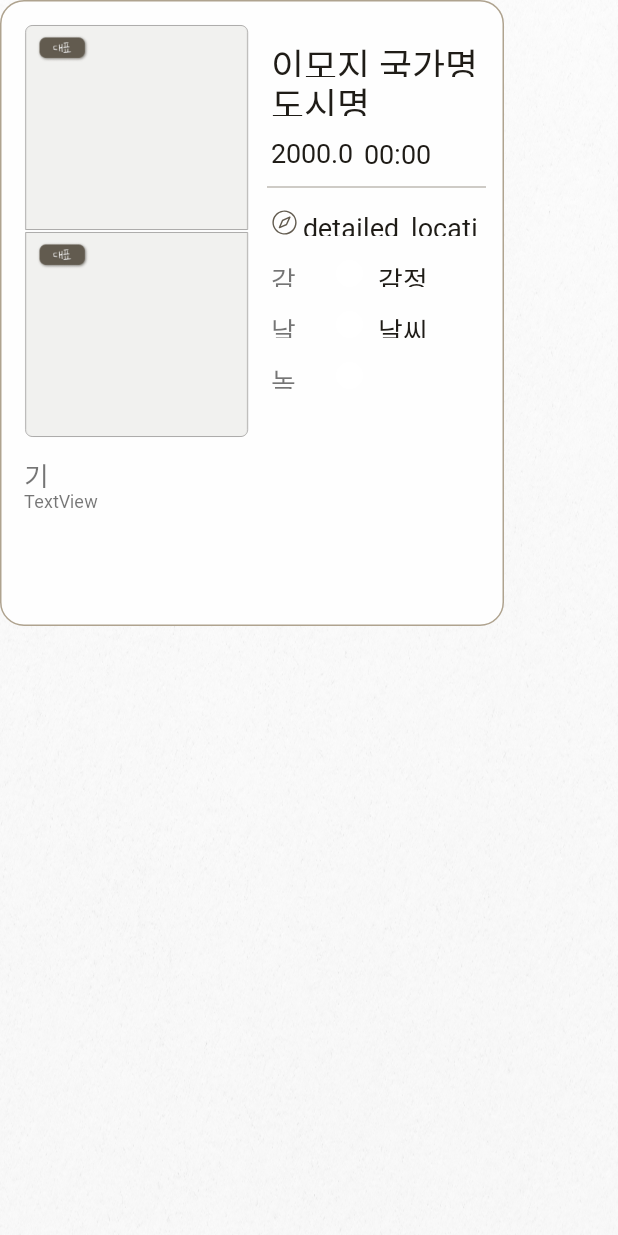
After one commit to TeamZim/Zim_android, an Android app built with Jetpack Compose: the layout diary_item.xml on its own in the app's theme, with its tools: preview values and no code run, on a phone screen of 412 x 824 dp. The commit adds this screen. Run offline under Robolectric (Android 15) with nearby library versions, the phone set to English and light mode, and no system bars.

Commit message:
48 revert하면서 삭제된 파일들 복구

```diff
--- /dev/null
+++ b/app/src/main/java/com/example/zim_android/Adapter/DiaryAdapter.kt
@@ -0,0 +1,25 @@
+package com.example.zim_android.Adapter
+
+import android.view.LayoutInflater
+import android.view.ViewGroup
+import androidx.recyclerview.widget.RecyclerView
+import com.example.zim_android.data.model.DiaryResponse
+import com.example.zim_android.databinding.DiaryItemBinding
+
+class DiaryAdapter(private val itemList: List<DiaryResponse>) :
+    RecyclerView.Adapter<DiaryAdapter.DiaryViewHolder>() {
+
+    inner class DiaryViewHolder(val binding: DiaryItemBinding) :
+        RecyclerView.ViewHolder(binding.root)
+
+    override fun onCreateViewHolder(parent: ViewGroup, viewType: Int): DiaryViewHolder {
+        val binding = DiaryItemBinding.inflate(LayoutInflater.from(parent.context), parent, false)
+        return DiaryViewHolder(binding)
+    }
+
+    override fun onBindViewHolder(holder: DiaryViewHolder, position: Int) {
+        // 지금은 아무 데이터 안 넣어도 됨
+    }
+
+    override fun getItemCount(): Int = itemList.size
+}
--- /dev/null
+++ b/app/src/main/java/com/example/zim_android/fragment/DiaryFragment.kt
@@ -0,0 +1,80 @@
+package com.example.zim_android.fragment
+
+import android.os.Bundle
+import android.view.LayoutInflater
+import android.view.View
+import android.view.ViewGroup
+import androidx.fragment.app.Fragment
+import androidx.recyclerview.widget.GridLayoutManager
+import com.example.zim_android.Adapter.DiaryAdapter
+import com.example.zim_android.R
+import com.example.zim_android.data.model.DiaryImageResponse
+import com.example.zim_android.data.model.DiaryResponse
+import com.example.zim_android.databinding.DiaryPageBinding
+
+class DiaryFragment: Fragment(R.layout.diary_page) {
+    private var _binding: DiaryPageBinding? = null
+    private val binding get() = _binding!!
+
+    override fun onCreateView(
+        inflater: LayoutInflater,
+        container: ViewGroup?,
+        savedInstanceState: Bundle?
+    ): View {
+        _binding = DiaryPageBinding.inflate(inflater, container, false)
+        return binding.root
+    }
+
+    override fun onViewCreated(view: View, savedInstanceState: Bundle?) {
+        super.onViewCreated(view, savedInstanceState)
+
+        // 나중에 api 연결 필요한 부분들
+        binding.backBtnHeader.tvTitle.text = "여행명"
+        binding.backBtnHeader.backBtn.setOnClickListener {
+            // 뒤로 가기 작업.
+        }
+
+        // 인터페이스 작동만 볼거라 더미 리스트 생성해둠.
+        val dummyList = List(10) { DiaryResponse(
+            diaryId = 1,
+            userId = 1,
+            tripId = 1,
+            countryCode = "",
+            city = "",
+            dateTime = "",
+            content = "",
+            detailedLocation = "",
+            audioUrl = "",
+            emotionId = 1,
+            weatherId = 1,
+            images = listOf(
+                DiaryImageResponse(
+                    id = 1,
+                    imageUrl = "https://bucket.s3.amazonaws.com/image1.jpg",
+                    cameraType = "FRONT",
+                    isRepresentative = true,
+                    imageOrder = 1
+                ),
+                DiaryImageResponse(
+                    id = 2,
+                    imageUrl = "https://bucket.s3.amazonaws.com/image2.jpg",
+                    cameraType = "BACK",
+                    isRepresentative = false,
+                    imageOrder = 2
+                )
+            )
+        ) }
+
+        val diaryItemAdapter = DiaryAdapter(dummyList)
+        binding.recyclerView.layoutManager = GridLayoutManager(context, 1)
+        binding.recyclerView.adapter = diaryItemAdapter
+
+        // binding.recyclerView.addItemDecoration(VerticalItemSpacing(16))
+
+    }
+
+    override fun onDestroyView() {
+        super.onDestroyView()
+        _binding = null
+    }
+}
--- /dev/null
+++ b/app/src/main/res/drawable/detailed_location_icon.xml
@@ -0,0 +1,9 @@
+<vector xmlns:android="http://schemas.android.com/apk/res/android"
+    android:width="16dp"
+    android:height="16dp"
+    android:viewportWidth="16"
+    android:viewportHeight="16">
+    <path
+        android:pathData="M8.007,0.828C6.589,0.828 5.202,1.249 4.023,2.037C2.843,2.825 1.924,3.945 1.381,5.255C0.838,6.566 0.696,8.008 0.973,9.399C1.25,10.79 1.933,12.068 2.936,13.071C3.939,14.074 5.217,14.757 6.608,15.034C7.999,15.311 9.441,15.169 10.752,14.626C12.062,14.083 13.182,13.164 13.97,11.984C14.758,10.805 15.179,9.418 15.179,8C15.175,6.099 14.418,4.277 13.074,2.933C11.73,1.589 9.908,0.832 8.007,0.828V0.828ZM8.007,14.328C6.755,14.328 5.532,13.957 4.491,13.262C3.451,12.566 2.64,11.578 2.161,10.422C1.682,9.265 1.556,7.993 1.801,6.765C2.045,5.538 2.647,4.41 3.532,3.525C4.417,2.64 5.545,2.038 6.773,1.793C8,1.549 9.272,1.675 10.429,2.154C11.585,2.633 12.573,3.444 13.269,4.484C13.964,5.525 14.335,6.748 14.335,8C14.333,9.678 13.666,11.286 12.48,12.473C11.293,13.659 9.685,14.326 8.007,14.328ZM11.002,4.442L6.643,6.425C6.545,6.467 6.467,6.545 6.425,6.643L4.639,10.819C4.605,10.896 4.595,10.982 4.61,11.064C4.625,11.147 4.665,11.223 4.723,11.284C4.805,11.36 4.914,11.403 5.026,11.403C5.082,11.406 5.138,11.394 5.188,11.368L9.364,9.582C9.462,9.54 9.54,9.462 9.582,9.364L11.558,4.998C11.592,4.92 11.601,4.834 11.586,4.75C11.57,4.667 11.53,4.59 11.47,4.53C11.41,4.471 11.333,4.43 11.25,4.414C11.166,4.399 11.08,4.408 11.002,4.442V4.442ZM8.886,8.872L5.827,10.18L7.135,7.121L10.327,5.673L8.886,8.872Z"
+        android:fillColor="#625B4F"/>
+</vector>
--- /dev/null
+++ b/app/src/main/res/drawable/diary_item_frame.xml
@@ -0,0 +1,11 @@
+<vector xmlns:android="http://schemas.android.com/apk/res/android"
+    android:width="336dp"
+    android:height="422dp"
+    android:viewportWidth="336"
+    android:viewportHeight="422">
+    <path
+        android:strokeWidth="1"
+        android:pathData="M16,0.5L320,0.5A15.5,15.5 0,0 1,335.5 16L335.5,406A15.5,15.5 0,0 1,320 421.5L16,421.5A15.5,15.5 0,0 1,0.5 406L0.5,16A15.5,15.5 0,0 1,16 0.5z"
+        android:fillColor="#FEFEFE"
+        android:strokeColor="#AFA38F"/>
+</vector>
--- /dev/null
+++ b/app/src/main/res/drawable/photo_image_1.xml
@@ -0,0 +1,11 @@
+<vector xmlns:android="http://schemas.android.com/apk/res/android"
+    android:width="152dp"
+    android:height="140dp"
+    android:viewportWidth="152"
+    android:viewportHeight="140">
+    <path
+        android:pathData="M151.11,5.55C151.11,3.04 149.07,1 146.56,1H5.55C3.04,1 1,3.04 1,5.55V139H151.11V5.55Z"
+        android:strokeWidth="0.331849"
+        android:fillColor="#F1F1EF"
+        android:strokeColor="#5D5C59"/>
+</vector>
--- /dev/null
+++ b/app/src/main/res/drawable/photo_image_2.xml
@@ -0,0 +1,11 @@
+<vector xmlns:android="http://schemas.android.com/apk/res/android"
+    android:width="152dp"
+    android:height="140dp"
+    android:viewportWidth="152"
+    android:viewportHeight="140">
+    <path
+        android:pathData="M1,1H151.11V134.45C151.11,136.96 149.07,139 146.56,139H5.55C3.04,139 1,136.96 1,134.45V1Z"
+        android:strokeWidth="0.331849"
+        android:fillColor="#F1F1EF"
+        android:strokeColor="#5D5C59"/>
+</vector>
--- /dev/null
+++ b/app/src/main/res/layout/diary_item.xml
@@ -0,0 +1,302 @@
+<?xml version="1.0" encoding="utf-8"?>
+
+<LinearLayout
+    xmlns:android="http://schemas.android.com/apk/res/android"
+    xmlns:app="http://schemas.android.com/apk/res-auto"
+    xmlns:tools="http://schemas.android.com/tools"
+    android:layout_width="match_parent"
+    android:layout_height="wrap_content">
+
+    <androidx.constraintlayout.widget.ConstraintLayout
+        android:id="@+id/diary_frame"
+        android:layout_width="336dp"
+        android:layout_height="wrap_content"
+        android:layout_marginBottom="20dp"
+        android:background="@drawable/diary_item_frame"
+        app:layout_constraintBottom_toBottomOf="parent"
+        app:layout_constraintEnd_toEndOf="parent"
+        app:layout_constraintStart_toStartOf="parent"
+        app:layout_constraintTop_toTopOf="parent"
+        >
+
+        <ImageView
+            android:id="@+id/photo_1"
+            android:layout_width="150dp"
+            android:layout_height="138dp"
+            android:layout_marginStart="16dp"
+            android:layout_marginTop="16dp"
+            app:layout_constraintStart_toStartOf="@+id/diary_frame"
+            app:layout_constraintTop_toTopOf="@+id/diary_frame"
+            app:srcCompat="@drawable/photo_image_1" />
+
+        <ImageView
+            android:id="@+id/photo_2"
+            android:layout_width="150dp"
+            android:layout_height="138dp"
+            app:layout_constraintEnd_toEndOf="@+id/photo_1"
+            app:layout_constraintHorizontal_bias="1.0"
+            app:layout_constraintStart_toStartOf="@+id/photo_1"
+            app:layout_constraintTop_toBottomOf="@+id/photo_1"
+            app:srcCompat="@drawable/photo_image_2" />
+
+        <LinearLayout
+            android:layout_width="143dp"
+            android:layout_height="257dp"
+            android:layout_marginTop="25dp"
+            android:layout_marginEnd="12dp"
+            android:orientation="vertical"
+            app:layout_constraintEnd_toEndOf="@+id/diary_frame"
+            app:layout_constraintTop_toTopOf="@+id/diary_frame">
+
+            <TextView
+                android:id="@+id/country_name"
+                android:fontFamily="@font/nanum_neuris"
+                android:textColor="@color/primary_700"
+                android:textSize="24dp"
+                android:gravity="center_vertical"
+                android:layout_width="match_parent"
+                android:layout_height="26dp"
+                android:text="이모지 국가명" />
+
+            <TextView
+                android:id="@+id/city_name"
+                android:textColor="@color/primary_700"
+                android:fontFamily="@font/nanum_neuris"
+                android:textSize="24dp"
+                android:gravity="center_vertical"
+                android:layout_width="match_parent"
+                android:layout_height="26dp"
+                android:text="도시명" />
+
+            <LinearLayout
+                android:layout_width="match_parent"
+                android:layout_height="26dp"
+                android:orientation="horizontal"
+                android:layout_marginTop="12dp"
+                >
+
+                <TextView
+                    android:id="@+id/date"
+                    android:fontFamily="@font/nanum_neuris"
+                    android:textColor="@color/primary_700"
+                    android:textSize="18dp"
+                    android:gravity="center_vertical"
+                    android:layout_width="62dp"
+                    android:layout_height="match_parent"
+                    android:text="2000.00.00" />
+
+                <TextView
+                    android:id="@+id/time"
+                    android:fontFamily="@font/nanum_neuris"
+                    android:textColor="@color/primary_700"
+                    android:textSize="18dp"
+                    android:gravity="center_vertical"
+                    android:layout_width="63dp"
+                    android:layout_height="match_parent"
+                    android:text="00:00" />
+
+
+            </LinearLayout>
+
+            <LinearLayout
+                android:layout_width="143dp"
+                android:layout_height="18dp"
+                android:orientation="horizontal"
+                android:layout_marginTop="24dp"
+                >
+
+                <ImageView
+                    android:id="@+id/detailed_location_icon"
+                    android:layout_gravity="center"
+                    android:layout_width="18dp"
+                    android:layout_height="18dp"
+                    android:src="@drawable/detailed_location_icon"
+                    />
+
+                <TextView
+                    android:id="@+id/detailed_location"
+                    android:fontFamily="@font/nanum_neuris"
+                    android:textColor="@color/primary_700"
+                    android:textSize="18dp"
+                    android:gravity="center_vertical"
+                    android:layout_marginLeft="3dp"
+                    android:layout_width="122dp"
+                    android:layout_height="match_parent"
+                    android:text="detailed_location" />
+
+
+            </LinearLayout>
+
+
+            <LinearLayout
+                android:layout_width="143dp"
+                android:layout_height="18dp"
+                android:orientation="horizontal"
+                android:layout_marginTop="16dp"
+                >
+
+                <TextView
+                    android:id="@+id/emotion_color_title"
+                    android:fontFamily="@font/nanum_neuris"
+                    android:textSize="18sp"
+                    android:gravity="center_vertical"
+                    android:layout_width="32dp"
+                    android:layout_height="match_parent"
+                    android:text="감정색" />
+
+                <ImageView
+                    android:id="@+id/emotion_color_img"
+                    android:layout_gravity="center"
+                    android:layout_width="18dp"
+                    android:layout_height="18dp"
+                    android:layout_marginStart="11dp"
+                    android:src="@drawable/emotion_color_base_circle"
+                    />
+
+                <TextView
+                    android:id="@+id/emotion_color_text"
+                    android:textColor="@color/primary_700"
+                    android:fontFamily="@font/nanum_neuris"
+                    android:textSize="18dp"
+                    android:gravity="center_vertical"
+                    android:layout_marginLeft="10dp"
+                    android:layout_width="49dp"
+                    android:layout_height="match_parent"
+                    android:text="감정색명" />
+            </LinearLayout>
+
+
+            <LinearLayout
+                android:layout_width="143dp"
+                android:layout_height="18dp"
+                android:orientation="horizontal"
+                android:layout_marginTop="16dp"
+                >
+
+                <TextView
+                    android:id="@+id/weather_title"
+                    android:fontFamily="@font/nanum_neuris"
+                    android:textSize="18sp"
+                    android:gravity="center_vertical"
+                    android:layout_width="32dp"
+                    android:layout_height="match_parent"
+                    android:text="날씨" />
+
+                <ImageView
+                    android:id="@+id/weather_icon"
+                    android:layout_gravity="center"
+                    android:layout_width="18dp"
+                    android:layout_height="18dp"
+                    android:layout_marginStart="11dp"
+                    android:src="@drawable/emotion_color_base_circle"
+                    />
+
+                <TextView
+                    android:id="@+id/weather_text"
+                    android:textColor="@color/primary_700"
+                    android:fontFamily="@font/nanum_neuris"
+                    android:textSize="18dp"
+                    android:gravity="center_vertical"
+                    android:layout_marginLeft="10dp"
+                    android:layout_width="49dp"
+                    android:layout_height="match_parent"
+                    android:text="날씨명" />
+
+
+            </LinearLayout>
+
+
+            <LinearLayout
+                android:layout_width="143dp"
+                android:layout_height="18dp"
+                android:orientation="horizontal"
+                android:layout_marginTop="16dp"
+                >
+
+                <TextView
+                    android:id="@+id/audio_title"
+                    android:fontFamily="@font/nanum_neuris"
+                    android:textSize="18sp"
+                    android:gravity="center_vertical"
+                    android:layout_width="32dp"
+                    android:layout_height="match_parent"
+                    android:text="녹음" />
+
+                <ImageView
+                    android:id="@+id/audio_btn"
+                    android:layout_gravity="center"
+                    android:layout_width="18dp"
+                    android:layout_height="18dp"
+                    android:layout_marginStart="11dp"
+                    android:src="@drawable/emotion_color_base_circle"
+                    />
+
+            </LinearLayout>
+
+
+
+
+
+        </LinearLayout>
+
+        <View
+            android:id="@+id/view2"
+            android:layout_width="146dp"
+            android:layout_height="1dp"
+            android:layout_marginTop="124dp"
+            android:background="#CECBC6"
+            app:layout_constraintEnd_toEndOf="@+id/diary_frame"
+            app:layout_constraintStart_toEndOf="@+id/photo_1"
+            app:layout_constraintTop_toTopOf="@+id/diary_frame" />
+
+        <TextView
+            android:id="@+id/content_title"
+            android:layout_width="32dp"
+            android:layout_height="21dp"
+            android:layout_marginStart="16dp"
+            android:layout_marginTop="12dp"
+            android:fontFamily="@font/nanum_neuris"
+            android:text="기록"
+            android:textSize="18sp"
+            app:layout_constraintStart_toStartOf="@+id/diary_frame"
+            app:layout_constraintTop_toBottomOf="@+id/photo_2" />
+
+        <TextView
+            android:id="@+id/context_text"
+            android:layout_width="306dp"
+            android:layout_height="64dp"
+            android:layout_marginBottom="28dp"
+            android:text="TextView"
+            app:layout_constraintBottom_toBottomOf="@+id/diary_frame"
+            app:layout_constraintStart_toStartOf="@+id/content_title"
+            app:layout_constraintTop_toBottomOf="@+id/content_title" />
+
+        <ImageView
+            android:id="@+id/representive_icon_1"
+            android:layout_width="40dp"
+            android:layout_height="18dp"
+            android:layout_marginStart="6dp"
+            android:layout_marginTop="7dp"
+            app:layout_constraintStart_toStartOf="@+id/photo_1"
+            app:layout_constraintTop_toTopOf="@+id/photo_1"
+            app:srcCompat="@drawable/selected_img_btn" />
+
+        <ImageView
+            android:id="@+id/representive_icon_2"
+            android:layout_width="40dp"
+            android:layout_height="18dp"
+            android:layout_marginStart="6dp"
+            android:layout_marginTop="7dp"
+            app:layout_constraintStart_toStartOf="@+id/photo_2"
+            app:layout_constraintTop_toBottomOf="@+id/photo_1"
+            app:srcCompat="@drawable/selected_img_btn" />
+
+
+
+    </androidx.constraintlayout.widget.ConstraintLayout>
+
+
+
+
+
+</LinearLayout>
--- /dev/null
+++ b/app/src/main/res/layout/diary_page.xml
@@ -0,0 +1,23 @@
+<?xml version="1.0" encoding="utf-8"?>
+
+<androidx.constraintlayout.widget.ConstraintLayout xmlns:android="http://schemas.android.com/apk/res/android"
+    xmlns:app="http://schemas.android.com/apk/res-auto"
+    android:layout_width="match_parent"
+    android:layout_height="match_parent">
+
+    <include
+        android:id="@+id/back_btn_header"
+        layout="@layout/back_btn_header" />
+
+    <androidx.recyclerview.widget.RecyclerView
+        android:id="@+id/recycler_view"
+        android:layout_width="358dp"
+        android:layout_height="627dp"
+        android:layout_marginStart="20dp"
+        android:layout_marginTop="20dp"
+        android:scrollbarThumbVertical="@color/primary_100"
+        android:scrollbars="vertical"
+        app:layout_constraintStart_toStartOf="parent"
+        app:layout_constraintTop_toBottomOf="@+id/back_btn_header" />
+
+</androidx.constraintlayout.widget.ConstraintLayout>
--- a/app/src/main/res/layout/item_photo_grid.xml
+++ b/app/src/main/res/layout/item_photo_grid.xml
@@ -8,6 +8,7 @@
         android:id="@+id/gridImage"
         android:layout_width="102dp"
         android:layout_height="94dp"
+        android:clickable="true"
         android:scaleType="centerCrop"/>
 </FrameLayout>
 <!--사진 한장 크기 조절하는 곳 -->
```
